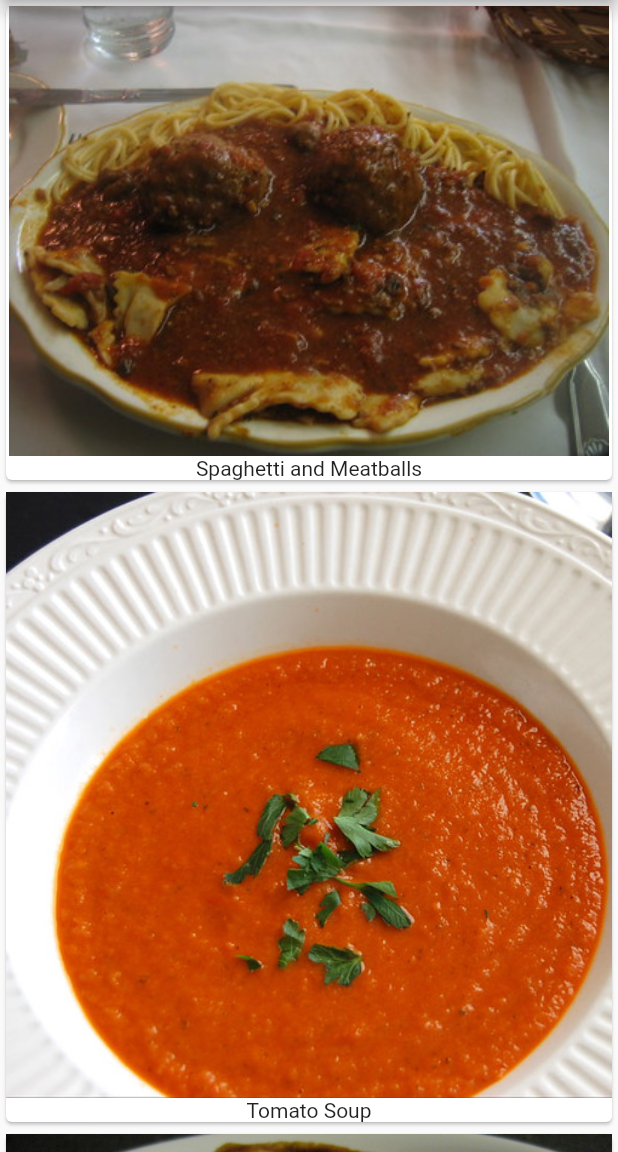
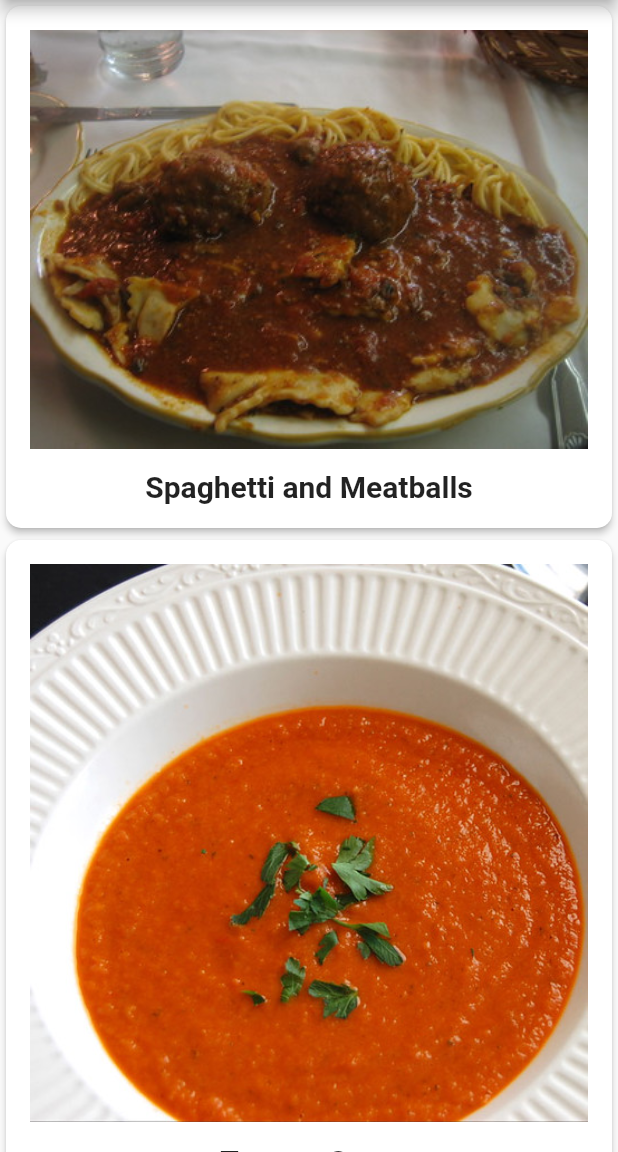
Before and after one commit to eguinosa/recipes-app, a Flutter app: the screen it shows after launch, on a phone screen of 412 x 824 dp, the part 84-1236 px from its top. Run offline on Flutter 3.47's test engine with Material 2 defaults, Android fonts, the light colour scheme and no system bars; Roboto replaces fonts that are missing (Palatino).

Commit message:
Allow the navigation to the details of a recipe.

```diff
--- a/lib/main.dart
+++ b/lib/main.dart
@@ -3,6 +3,7 @@
 
 import 'package:flutter/material.dart';
 import 'recipe.dart';
+import 'recipe_detail.dart';
 
 void main() {
   runApp(const RecipeApp());
@@ -64,10 +65,27 @@ class _MyHomePageState extends State<MyHomePage> {
           itemCount: Recipe.samples.length,
           // 6
           itemBuilder: (BuildContext context, int index) {
+            // [Done] TODO: Update to return Recipe card
+            // [Done] TODO: Add GestureDetector
             // 7
-            // [Done] TODO: Update to return Recipe card
-            // TODO: Add GestureDetector
-            return buildRecipeCard(Recipe.samples[index]);
+            return GestureDetector(
+              // 8
+              onTap: () {
+                // 9
+                Navigator.push(
+                  context,
+                  MaterialPageRoute(
+                    builder: (context) {
+                      // 10
+                      // [Done] TODO: Replace return with return RecipeDetail()
+                      return RecipeDetail(recipe: Recipe.samples[index]);
+                    },
+                  ),
+                );
+              },
+              // 11
+              child: buildRecipeCard(Recipe.samples[index]),
+            );
           },
         )
       ),
@@ -76,17 +94,35 @@ class _MyHomePageState extends State<MyHomePage> {
 
   // [Done] TODO: Add buildRecipeCard() here
   Widget buildRecipeCard(Recipe recipe) {
-    // 1
     return Card(
+      // 1
+      elevation: 2.0,
       // 2
-      child: Column(
-        // 3
-        children: <Widget>[
-          // 4
-          Image(image: AssetImage(recipe.imageUrl)),
-          // 5
-          Text(recipe.label),
-        ],
+      shape: RoundedRectangleBorder(
+        borderRadius: BorderRadius.circular(10.0)
+      ),
+      // 3
+      child: Padding(
+        padding: const EdgeInsets.all(16.0),
+        // 4
+        child: Column (
+          children: <Widget>[
+            Image(image: AssetImage(recipe.imageUrl)),
+            // 5
+            const SizedBox(
+              height: 14.0,
+            ),
+            // 6
+            Text(
+              recipe.label,
+              style: const TextStyle(
+                fontSize: 20.0,
+                fontWeight: FontWeight.w700,
+                fontFamily: 'Palatino',
+              ),
+            )
+          ],
+        ),
       ),
     );
   }
```
